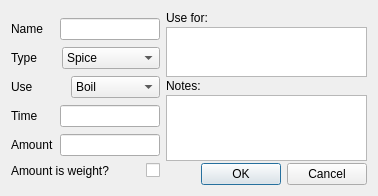
First picture: the form in ui/miscEditor.ui, repository Brewtarget/brewtarget, before the edit.
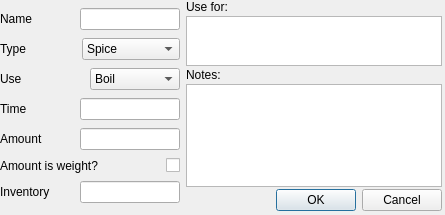
Second picture: the form after the edit.

Commit message: Added inventory feature

What changed in the file:
```diff
--- a/ui/miscEditor.ui
+++ b/ui/miscEditor.ui
@@ -6,28 +6,28 @@
    <rect>
     <x>0</x>
     <y>0</y>
-    <width>378</width>
-    <height>196</height>
+    <width>445</width>
+    <height>215</height>
    </rect>
   </property>
   <property name="windowTitle">
    <string>Misc Editor</string>
   </property>
+  <widget class="QWidget" name="">
+   <property name="geometry">
+    <rect>
+     <x>0</x>
+     <y>0</y>
+     <width>442</width>
+     <height>211</height>
+    </rect>
+   </property>
   <layout class="QHBoxLayout" name="horizontalLayout_7">
-   <property name="spacing">
-    <number>6</number>
-   </property>
    <item>
     <layout class="QVBoxLayout" name="verticalLayout">
      <property name="spacing">
       <number>0</number>
      </property>
-     <property name="sizeConstraint">
-      <enum>QLayout::SetMaximumSize</enum>
-     </property>
-     <property name="topMargin">
-      <number>0</number>
-     </property>
      <item>
       <layout class="QHBoxLayout" name="horizontalLayout">
        <item>
@@ -311,6 +311,36 @@
        </item>
       </layout>
      </item>
+      <item>
+       <layout class="QHBoxLayout" name="horizontalLayout_17">
+        <item>
+         <widget class="QLabel" name="label_inventory">
+          <property name="text">
+           <string>Inventory</string>
+          </property>
+         </widget>
+        </item>
+        <item>
+         <widget class="QLineEdit" name="lineEdit_inventory">
+          <property name="sizePolicy">
+           <sizepolicy hsizetype="Maximum" vsizetype="Fixed">
+            <horstretch>0</horstretch>
+            <verstretch>0</verstretch>
+           </sizepolicy>
+          </property>
+          <property name="maximumSize">
+           <size>
+            <width>100</width>
+            <height>16777215</height>
+           </size>
+          </property>
+          <property name="toolTip">
+           <string>Amount in inventory</string>
+          </property>
+         </widget>
+        </item>
+       </layout>
+      </item>
     </layout>
    </item>
    <item>
@@ -386,6 +416,7 @@
     </layout>
    </item>
   </layout>
+  </widget>
  </widget>
  <resources/>
  <connections>
```
Lines whose indentation alone changed are shown as unchanged. The commit also changes 38 other files.
